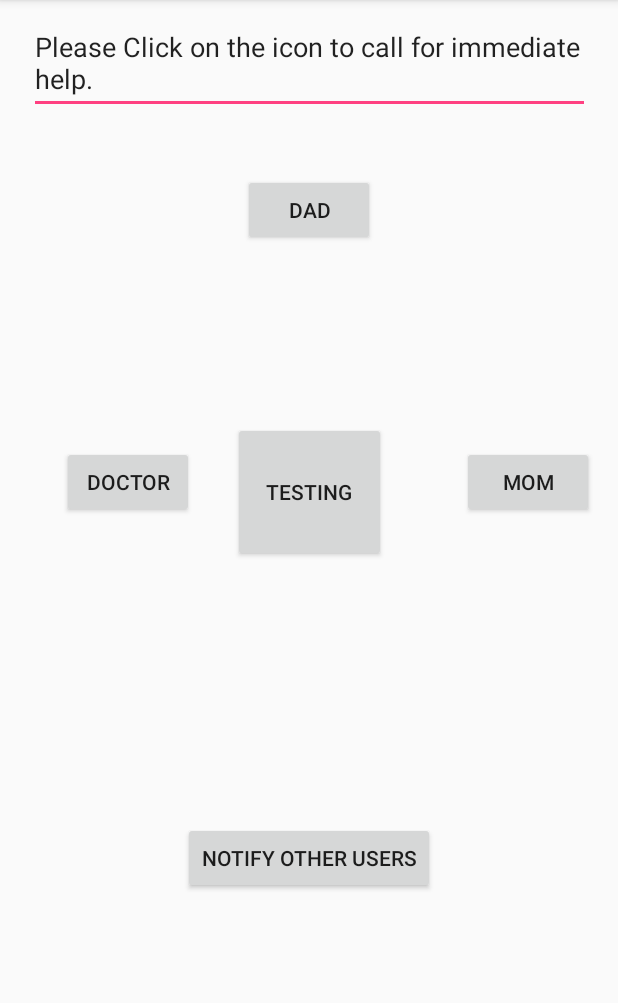
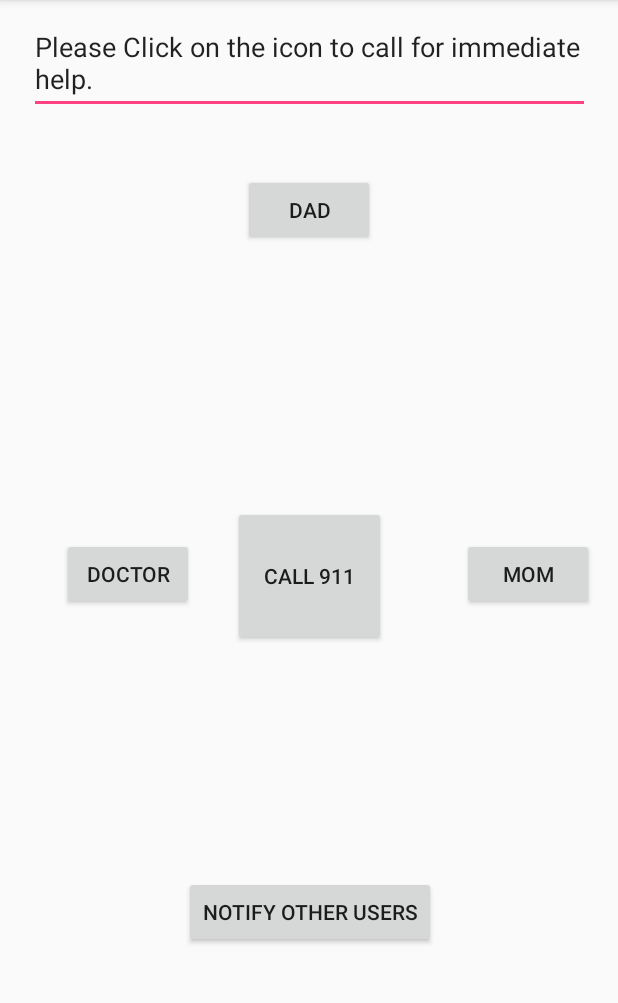
Before and after one commit to saalarfaisal/AmbientTraveler, an Android app: the screen it shows after launch (MainActivity), after a tap on "CALL 911", on a phone screen of 412 x 824 dp, the part 84-1087 px from its top. Run offline under Robolectric (Android 15) with nearby library versions, the phone set to English and light mode, and no system bars.

Commit message:
call 911 button

```diff
--- a/app/build.gradle
+++ b/app/build.gradle
@@ -25,4 +25,5 @@ dependencies {
     testImplementation 'junit:junit:4.12'
     androidTestImplementation 'com.android.support.test:runner:1.0.1'
     androidTestImplementation 'com.android.support.test.espresso:espresso-core:3.0.1'
+    implementation 'com.android.support:design:26.1.0'
 }
--- a/app/src/main/java/group10/ambienttraveler/MainActivity.java
+++ b/app/src/main/java/group10/ambienttraveler/MainActivity.java
@@ -1,5 +1,10 @@
 package group10.ambienttraveler;
 
+import android.Manifest;
+import android.content.Intent;
+import android.content.pm.PackageManager;
+import android.net.Uri;
+import android.support.v4.app.ActivityCompat;
 import android.support.v7.app.AppCompatActivity;
 import android.os.Bundle;
 import android.view.Menu;
@@ -14,8 +19,15 @@ public class MainActivity extends AppCompatActivity {
         setContentView(R.layout.activity_main);
     }
 
-    public void buttonOnClick(View v) {
-        Button emergency = (Button) v;
-        ((Button)v).setText("testing");
+    public void Police (View view){
+        String number = "911";
+        Intent intent = new Intent(Intent.ACTION_CALL);
+        intent.setData(Uri.parse("tel:" + number));
+        if (ActivityCompat.checkSelfPermission (this, Manifest.permission.CALL_PHONE) != PackageManager.PERMISSION_GRANTED)
+
+        return;
+    }
+
+
     }
 }
--- a/app/src/main/res/layout/activity_main.xml
+++ b/app/src/main/res/layout/activity_main.xml
@@ -4,11 +4,10 @@
     xmlns:tools="http://schemas.android.com/tools"
     android:layout_width="match_parent"
     android:layout_height="match_parent"
-    android:minWidth="5dp"
-    tools:context="group10.ambienttraveler.MainActivity">
+    >
 
     <Button
-        android:id="@+id/button1"
+        android:id="@+id/Police"
         android:layout_width="102dp"
         android:layout_height="93dp"
         android:layout_marginBottom="8dp"
@@ -20,8 +19,7 @@
         app:layout_constraintBottom_toBottomOf="parent"
         app:layout_constraintEnd_toEndOf="parent"
         app:layout_constraintStart_toStartOf="parent"
-        app:layout_constraintTop_toTopOf="parent"
-        app:layout_constraintVertical_bias="0.415" />
+        app:layout_constraintTop_toTopOf="parent" />
 
     <Button
         android:id="@+id/button2"
@@ -34,10 +32,10 @@
         android:text="Doctor"
         app:layout_constraintBottom_toBottomOf="parent"
         app:layout_constraintEnd_toEndOf="parent"
-        app:layout_constraintHorizontal_bias="0.084"
+        app:layout_constraintHorizontal_bias="0.085"
         app:layout_constraintStart_toStartOf="parent"
         app:layout_constraintTop_toTopOf="parent"
-        app:layout_constraintVertical_bias="0.411" />
+        app:layout_constraintVertical_bias="0.498" />
 
     <Button
         android:id="@+id/button3"
@@ -62,18 +60,19 @@
         app:layout_constraintBottom_toBottomOf="parent"
         app:layout_constraintEnd_toEndOf="parent"
         app:layout_constraintTop_toTopOf="parent"
-        app:layout_constraintVertical_bias="0.411" />
+        app:layout_constraintVertical_bias="0.498" />
 
     <Button
         android:id="@+id/button5"
         android:layout_width="wrap_content"
         android:layout_height="wrap_content"
-        android:layout_marginBottom="172dp"
+        android:layout_marginBottom="136dp"
         android:layout_marginEnd="8dp"
         android:layout_marginStart="8dp"
         android:text="Notify Other Users"
         app:layout_constraintBottom_toBottomOf="parent"
         app:layout_constraintEnd_toEndOf="parent"
+        app:layout_constraintHorizontal_bias="0.502"
         app:layout_constraintStart_toStartOf="parent" />
 
     <EditText
--- a/app/src/main/res/values/strings.xml
+++ b/app/src/main/res/values/strings.xml
@@ -2,4 +2,9 @@
     <string name="app_name">Ambient Traveler</string>
     <string name="call_911">Call 911</string>
     <string name="test">Clicked</string>
+    <string name="verify">Verify</string>
+    <string name="otp">OTP</string>
+    <string name="send_sms">SEND SMS</string>
+    <string name="enter_your_number">Enter your number</string>
+    <string name="send_otp">SEND OTP</string>
 </resources>
```
